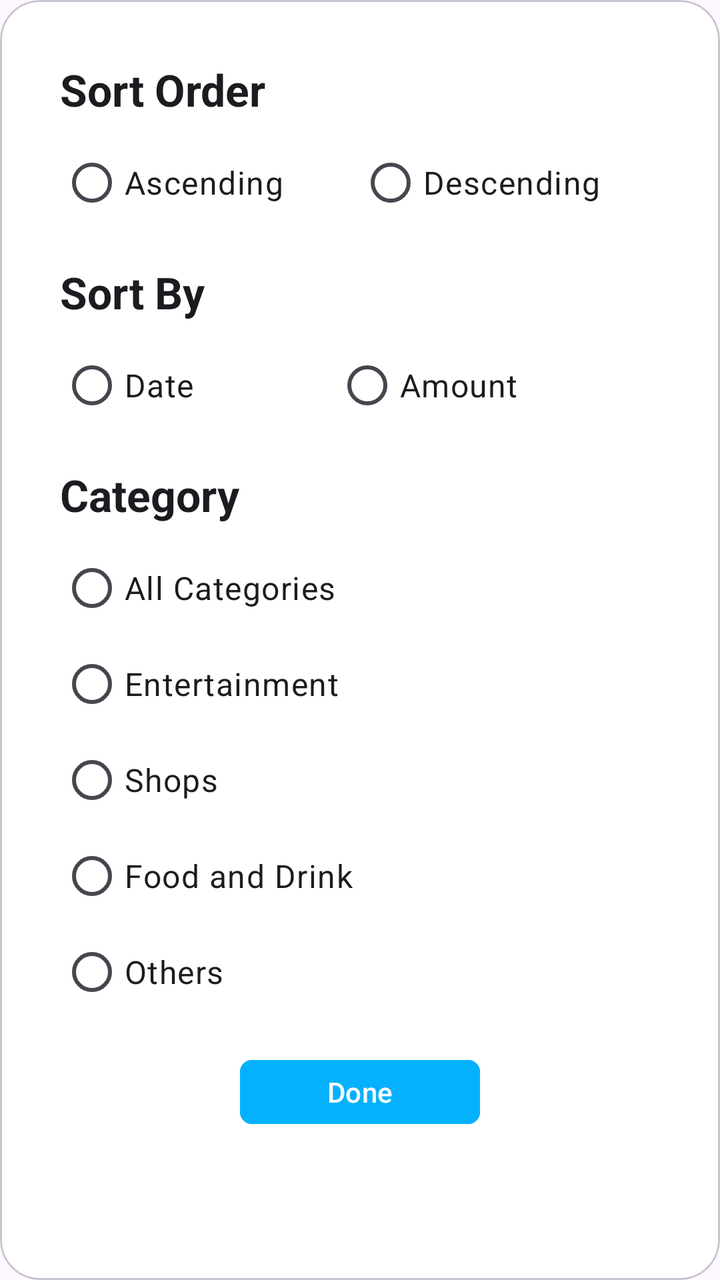
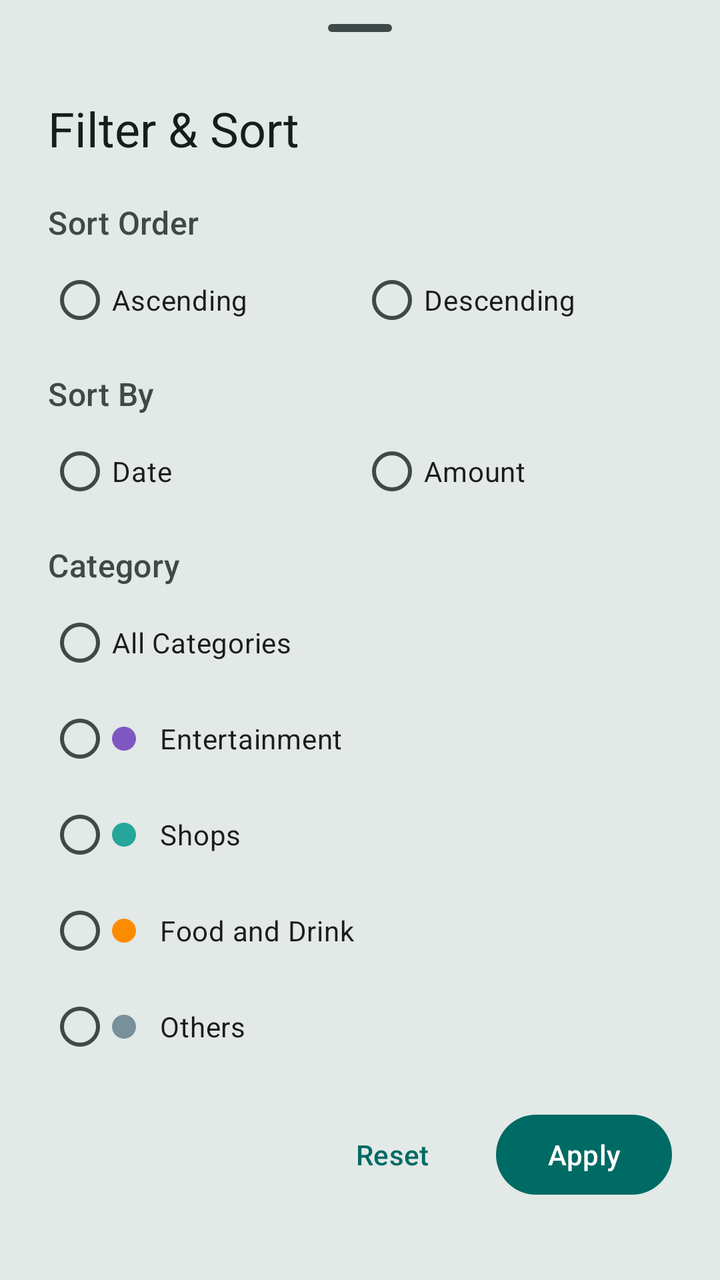

Before-and-after screenshots of an Android layout around one commit, followed by the original layout XML and the change that was made.
<!-- AndroidManifest.xml: application theme Theme.ExpensesRecorder -->
<!-- res/layout/sort_dialog.xml -->
<?xml version="1.0" encoding="utf-8"?>
<com.google.android.material.card.MaterialCardView xmlns:android="http://schemas.android.com/apk/res/android"
    xmlns:app="http://schemas.android.com/apk/res-auto"
    android:layout_width="match_parent"
    android:layout_height="wrap_content"
    android:layout_gravity="center"
    android:layout_marginHorizontal="@dimen/xxl"
    android:clickable="true"
    app:cardBackgroundColor="@color/white"
    app:cardCornerRadius="@dimen/xxl">

    <LinearLayout
        android:layout_width="match_parent"
        android:layout_height="match_parent"
        android:orientation="vertical"
        android:padding="@dimen/xxxxl">

        <TextView
            style="@style/TextAppearance.Material3.TitleLarge"
            android:layout_width="match_parent"
            android:layout_height="wrap_content"
            android:paddingBottom="@dimen/xs"
            android:text="@string/sort_order"
            android:textStyle="bold" />

        <RadioGroup
            android:id="@+id/rgOrder"
            android:layout_width="match_parent"
            android:layout_height="wrap_content"
            android:orientation="horizontal">

            <RadioButton
                android:id="@+id/rbAscending"
                style="@style/TextAppearance.Material3.BodyLarge"
                android:layout_width="wrap_content"
                android:layout_height="wrap_content"
                android:layout_weight="1"
                android:text="@string/ascending" />


            <RadioButton
                android:id="@+id/rbDescending"
                style="@style/TextAppearance.Material3.BodyLarge"
                android:layout_width="wrap_content"
                android:layout_height="wrap_content"
                android:layout_marginStart="@dimen/xs"
                android:layout_weight="1"
                android:text="@string/descending" />

        </RadioGroup>

        <TextView
            style="@style/TextAppearance.Material3.TitleLarge"
            android:layout_width="match_parent"
            android:layout_height="wrap_content"
            android:paddingTop="@dimen/xl"
            android:paddingBottom="@dimen/xs"
            android:text="@string/sort_by"
            android:textStyle="bold" />

        <RadioGroup
            android:id="@+id/rgSort"
            android:layout_width="match_parent"
            android:layout_height="wrap_content"
            android:orientation="horizontal">

            <RadioButton
                android:id="@+id/rbDate"
                style="@style/TextAppearance.Material3.BodyLarge"
                android:layout_width="wrap_content"
                android:layout_height="wrap_content"
                android:layout_weight="1"
                android:text="@string/date" />

            <RadioButton
                android:id="@+id/rbAmount"
                style="@style/TextAppearance.Material3.BodyLarge"
                android:layout_width="wrap_content"
                android:layout_height="wrap_content"
                android:layout_weight="1"
                android:text="@string/amount" />

        </RadioGroup>

        <TextView
            style="@style/TextAppearance.Material3.TitleLarge"
            android:layout_width="match_parent"
            android:layout_height="wrap_content"
            android:paddingTop="@dimen/xl"
            android:paddingBottom="@dimen/xs"
            android:text="@string/category"
            android:textStyle="bold" />

        <RadioButton
            android:id="@+id/rbAll"
            style="@style/TextAppearance.Material3.BodyLarge"
            android:layout_width="match_parent"
            android:layout_height="wrap_content"
            android:text="@string/all_categories" />

        <RadioGroup
            android:id="@+id/rgCategory"
            android:layout_width="match_parent"
            android:layout_height="wrap_content"
            android:orientation="vertical">

            <RadioButton
                android:id="@+id/rbEntertainment"
                style="@style/TextAppearance.Material3.BodyLarge"
                android:layout_width="match_parent"
                android:layout_height="wrap_content"
                android:layout_weight="1"
                android:text="@string/entertainment" />


            <RadioButton
                android:id="@+id/rbShops"
                style="@style/TextAppearance.Material3.BodyLarge"
                android:layout_width="match_parent"
                android:layout_height="wrap_content"
                android:layout_weight="1"
                android:text="@string/shops" />

            <RadioButton
                android:id="@+id/rbFnD"
                style="@style/TextAppearance.Material3.BodyLarge"
                android:layout_width="match_parent"
                android:layout_height="wrap_content"
                android:layout_weight="1"
                android:text="@string/fnd" />

            <RadioButton
                android:id="@+id/rbOthers"
                style="@style/TextAppearance.Material3.BodyLarge"
                android:layout_width="match_parent"
                android:layout_height="wrap_content"
                android:layout_weight="1"
                android:text="@string/others" />

        </RadioGroup>

        <LinearLayout
            android:layout_width="match_parent"
            android:layout_height="wrap_content"
            android:layout_marginTop="@dimen/xl"
            android:gravity="center">

            <com.google.android.material.button.MaterialButton
                android:id="@+id/mbDone"
                android:layout_width="@dimen/confirmation_dialog_btn_width"
                android:layout_height="@dimen/confirmation_dialog_btn_height"
                android:backgroundTint="@color/teal"
                android:text="@string/done"
                app:cornerRadius="@dimen/xxs" />

        </LinearLayout>
    </LinearLayout>
</com.google.android.material.card.MaterialCardView>
<!-- resources referenced by this layout -->
<resources>
  <color name="teal">#05B1FD</color>
  <color name="white">#FFFFFFFF</color>
  <dimen name="confirmation_dialog_btn_height">40dp</dimen>
  <dimen name="confirmation_dialog_btn_width">120dp</dimen>
  <dimen name="xl">16dp</dimen>
  <dimen name="xs">8dp</dimen>
  <dimen name="xxl">20dp</dimen>
  <dimen name="xxs">6dp</dimen>
  <dimen name="xxxxl">30dp</dimen>
  <string name="amount">Amount</string>
  <string name="ascending">Ascending</string>
  <string name="category">Category</string>
  <string name="date">Date</string>
  <string name="descending">Descending</string>
  <string name="done">Done</string>
  <string name="fnd">Food and Drink</string>
  <string name="others">Others</string>
  <string name="shops">Shops</string>
  <string name="sort_by">Sort By</string>
  <string name="sort_order">Sort Order</string>
  <style name="Base.Theme.ExpensesRecorder" parent="Theme.Material3.DayNight.NoActionBar">
          
          
      </style>
  <!-- unchanged entries left out for length: 3 -->
</resources>

<!-- the commit's change to res/layout/sort_dialog.xml (unified diff, before → after) -->
@@ -1,27 +1,38 @@
 <?xml version="1.0" encoding="utf-8"?>
-<com.google.android.material.card.MaterialCardView xmlns:android="http://schemas.android.com/apk/res/android"
+<androidx.core.widget.NestedScrollView xmlns:android="http://schemas.android.com/apk/res/android"
     xmlns:app="http://schemas.android.com/apk/res-auto"
     android:layout_width="match_parent"
     android:layout_height="wrap_content"
-    android:layout_gravity="center"
-    android:layout_marginHorizontal="@dimen/xxl"
-    android:clickable="true"
-    app:cardBackgroundColor="@color/white"
-    app:cardCornerRadius="@dimen/xxl">
+    android:background="?attr/colorSurfaceContainerHigh">
 
     <LinearLayout
         android:layout_width="match_parent"
-        android:layout_height="match_parent"
+        android:layout_height="wrap_content"
         android:orientation="vertical"
-        android:padding="@dimen/xxxxl">
+        android:paddingHorizontal="24dp"
+        android:paddingBottom="24dp">
+
+        <com.google.android.material.bottomsheet.BottomSheetDragHandleView
+            android:layout_width="wrap_content"
+            android:layout_height="wrap_content"
+            android:layout_gravity="center_horizontal" />
 
         <TextView
-            style="@style/TextAppearance.Material3.TitleLarge"
+            style="@style/TextAppearance.Material3.HeadlineSmall"
             android:layout_width="match_parent"
             android:layout_height="wrap_content"
-            android:paddingBottom="@dimen/xs"
+            android:paddingBottom="8dp"
+            android:text="@string/filter_and_sort"
+            android:textColor="?attr/colorOnSurface" />
+
+        <TextView
+            style="@style/TextAppearance.Material3.TitleMedium"
+            android:layout_width="match_parent"
+            android:layout_height="wrap_content"
+            android:paddingTop="12dp"
+            android:paddingBottom="4dp"
             android:text="@string/sort_order"
-            android:textStyle="bold" />
+            android:textColor="?attr/colorOnSurfaceVariant" />
 
         <RadioGroup
             android:id="@+id/rgOrder"
@@ -31,32 +42,27 @@
 
             <RadioButton
                 android:id="@+id/rbAscending"
-                style="@style/TextAppearance.Material3.BodyLarge"
-                android:layout_width="wrap_content"
+                android:layout_width="0dp"
                 android:layout_height="wrap_content"
                 android:layout_weight="1"
                 android:text="@string/ascending" />
 
-
             <RadioButton
                 android:id="@+id/rbDescending"
-                style="@style/TextAppearance.Material3.BodyLarge"
-                android:layout_width="wrap_content"
+                android:layout_width="0dp"
                 android:layout_height="wrap_content"
-                android:layout_marginStart="@dimen/xs"
                 android:layout_weight="1"
                 android:text="@string/descending" />
-
         </RadioGroup>
 
         <TextView
-            style="@style/TextAppearance.Material3.TitleLarge"
+            style="@style/TextAppearance.Material3.TitleMedium"
             android:layout_width="match_parent"
             android:layout_height="wrap_content"
-            android:paddingTop="@dimen/xl"
-            android:paddingBottom="@dimen/xs"
+            android:paddingTop="12dp"
+            android:paddingBottom="4dp"
             android:text="@string/sort_by"
-            android:textStyle="bold" />
+            android:textColor="?attr/colorOnSurfaceVariant" />
 
         <RadioGroup
             android:id="@+id/rgSort"
@@ -66,37 +72,27 @@
 
             <RadioButton
                 android:id="@+id/rbDate"
-                style="@style/TextAppearance.Material3.BodyLarge"
-                android:layout_width="wrap_content"
+                android:layout_width="0dp"
                 android:layout_height="wrap_content"
                 android:layout_weight="1"
                 android:text="@string/date" />
 
             <RadioButton
                 android:id="@+id/rbAmount"
-                style="@style/TextAppearance.Material3.BodyLarge"
-                android:layout_width="wrap_content"
+                android:layout_width="0dp"
                 android:layout_height="wrap_content"
                 android:layout_weight="1"
                 android:text="@string/amount" />
-
         </RadioGroup>
 
         <TextView
-            style="@style/TextAppearance.Material3.TitleLarge"
+            style="@style/TextAppearance.Material3.TitleMedium"
             android:layout_width="match_parent"
             android:layout_height="wrap_content"
-            android:paddingTop="@dimen/xl"
-            android:paddingBottom="@dimen/xs"
+            android:paddingTop="12dp"
+            android:paddingBottom="4dp"
             android:text="@string/category"
-            android:textStyle="bold" />
-
-        <RadioButton
-            android:id="@+id/rbAll"
-            style="@style/TextAppearance.Material3.BodyLarge"
-            android:layout_width="match_parent"
-            android:layout_height="wrap_content"
-            android:text="@string/all_categories" />
+            android:textColor="?attr/colorOnSurfaceVariant" />
 
         <RadioGroup
             android:id="@+id/rgCategory"
@@ -105,54 +101,68 @@
             android:orientation="vertical">
 
             <RadioButton
-                android:id="@+id/rbEntertainment"
-                style="@style/TextAppearance.Material3.BodyLarge"
+                android:id="@+id/rbAll"
                 android:layout_width="match_parent"
                 android:layout_height="wrap_content"
-                android:layout_weight="1"
+                android:text="@string/all_categories" />
+
+            <RadioButton
+                android:id="@+id/rbEntertainment"
+                android:layout_width="match_parent"
+                android:layout_height="wrap_content"
+                android:drawablePadding="12dp"
+                app:drawableStartCompat="@drawable/bg_circle"
+                app:drawableTint="@color/cat_entertainment"
                 android:text="@string/entertainment" />
-
 
             <RadioButton
                 android:id="@+id/rbShops"
-                style="@style/TextAppearance.Material3.BodyLarge"
                 android:layout_width="match_parent"
                 android:layout_height="wrap_content"
-                android:layout_weight="1"
+                android:drawablePadding="12dp"
+                app:drawableStartCompat="@drawable/bg_circle"
+                app:drawableTint="@color/cat_shops"
                 android:text="@string/shops" />
 
             <RadioButton
                 android:id="@+id/rbFnD"
-                style="@style/TextAppearance.Material3.BodyLarge"
                 android:layout_width="match_parent"
                 android:layout_height="wrap_content"
-                android:layout_weight="1"
+                android:drawablePadding="12dp"
+                app:drawableStartCompat="@drawable/bg_circle"
+                app:drawableTint="@color/cat_food"
                 android:text="@string/fnd" />
 
             <RadioButton
                 android:id="@+id/rbOthers"
-                style="@style/TextAppearance.Material3.BodyLarge"
                 android:layout_width="match_parent"
                 android:layout_height="wrap_content"
-                android:layout_weight="1"
+                android:drawablePadding="12dp"
+                app:drawableStartCompat="@drawable/bg_circle"
+                app:drawableTint="@color/cat_others"
                 android:text="@string/others" />
-
         </RadioGroup>
 
         <LinearLayout
             android:layout_width="match_parent"
             android:layout_height="wrap_content"
-            android:layout_marginTop="@dimen/xl"
-            android:gravity="center">
+            android:layout_marginTop="16dp"
+            android:gravity="end"
+            android:orientation="horizontal">
+
+            <com.google.android.material.button.MaterialButton
+                android:id="@+id/mbReset"
+                style="@style/Widget.Material3.Button.TextButton"
+                android:layout_width="wrap_content"
+                android:layout_height="wrap_content"
+                android:text="@string/reset" />
 
             <com.google.android.material.button.MaterialButton
                 android:id="@+id/mbDone"
-                android:layout_width="@dimen/confirmation_dialog_btn_width"
-                android:layout_height="@dimen/confirmation_dialog_btn_height"
-                android:backgroundTint="@color/teal"
-                android:text="@string/done"
-                app:cornerRadius="@dimen/xxs" />
-
+                android:layout_width="wrap_content"
+                android:layout_height="wrap_content"
+                android:layout_marginStart="8dp"
+                android:text="@string/apply" />
         </LinearLayout>
     </LinearLayout>
-</com.google.android.material.card.MaterialCardView>
+</androidx.core.widget.NestedScrollView>
<!-- resource entries referenced after the edit -->
@@ -1,29 +1,82 @@
 <!-- resources referenced by this layout -->
 <resources>
-  <color name="teal">#05B1FD</color>
-  <color name="white">#FFFFFFFF</color>
-  <dimen name="confirmation_dialog_btn_height">40dp</dimen>
-  <dimen name="confirmation_dialog_btn_width">120dp</dimen>
-  <dimen name="xl">16dp</dimen>
-  <dimen name="xs">8dp</dimen>
-  <dimen name="xxl">20dp</dimen>
-  <dimen name="xxs">6dp</dimen>
-  <dimen name="xxxxl">30dp</dimen>
+  <color name="cat_entertainment">#7E57C2</color>
+  <color name="cat_food">#FB8C00</color>
+  <color name="cat_others">#78909C</color>
+  <color name="cat_shops">#26A69A</color>
+  <!-- drawable bg_circle (drawable) -->
+  <?xml version="1.0" encoding="utf-8"?>
+  <shape xmlns:android="http://schemas.android.com/apk/res/android"
+      android:shape="oval">
+      <solid android:color="@android:color/white" />
+      
+      <size
+          android:width="12dp"
+          android:height="12dp" />
+  </shape>
   <string name="amount">Amount</string>
+  <string name="apply">Apply</string>
   <string name="ascending">Ascending</string>
   <string name="category">Category</string>
   <string name="date">Date</string>
   <string name="descending">Descending</string>
-  <string name="done">Done</string>
+  <string name="filter_and_sort">Filter &amp; Sort</string>
   <string name="fnd">Food and Drink</string>
   <string name="others">Others</string>
+  <string name="reset">Reset</string>
   <string name="shops">Shops</string>
   <string name="sort_by">Sort By</string>
   <string name="sort_order">Sort Order</string>
   <style name="Base.Theme.ExpensesRecorder" parent="Theme.Material3.DayNight.NoActionBar">
-          
-          
+          <item name="colorPrimary">@color/md_primary</item>
+          <item name="colorOnPrimary">@color/md_on_primary</item>
+          <item name="colorPrimaryContainer">@color/md_primary_container</item>
+          <item name="colorOnPrimaryContainer">@color/md_on_primary_container</item>
+          <item name="colorSecondary">@color/md_secondary</item>
+          <item name="colorOnSecondary">@color/md_on_secondary</item>
+          <item name="colorSecondaryContainer">@color/md_secondary_container</item>
+          <item name="colorOnSecondaryContainer">@color/md_on_secondary_container</item>
+          <item name="colorTertiary">@color/md_tertiary</item>
+          <item name="colorOnTertiary">@color/md_on_tertiary</item>
+          <item name="colorError">@color/md_error</item>
+          <item name="colorOnError">@color/md_on_error</item>
+          <item name="android:colorBackground">@color/md_background</item>
+          <item name="colorOnBackground">@color/md_on_background</item>
+          <item name="colorSurface">@color/md_surface</item>
+          <item name="colorOnSurface">@color/md_on_surface</item>
+          <item name="colorSurfaceVariant">@color/md_surface_variant</item>
+          <item name="colorOnSurfaceVariant">@color/md_on_surface_variant</item>
+          <item name="colorSurfaceContainer">@color/md_surface_container</item>
+          <item name="colorSurfaceContainerHigh">@color/md_surface_container_high</item>
+          <item name="colorOutline">@color/md_outline</item>
+          <item name="colorOutlineVariant">@color/md_outline_variant</item>
+  
+          <item name="android:statusBarColor">@color/md_background</item>
+          <item name="android:navigationBarColor">@color/md_background</item>
+          <item name="android:windowLightStatusBar">true</item>
       </style>
+  <color name="md_primary">#006A64</color>
+  <color name="md_on_primary">#FFFFFF</color>
+  <color name="md_primary_container">#9EF2E9</color>
+  <color name="md_on_primary_container">#00201E</color>
+  <color name="md_secondary">#4A6360</color>
+  <color name="md_on_secondary">#FFFFFF</color>
+  <color name="md_secondary_container">#CCE8E4</color>
+  <color name="md_on_secondary_container">#051F1D</color>
+  <color name="md_tertiary">#456179</color>
+  <color name="md_on_tertiary">#FFFFFF</color>
+  <color name="md_error">#BA1A1A</color>
+  <color name="md_on_error">#FFFFFF</color>
+  <color name="md_background">#F4FBF8</color>
+  <color name="md_on_background">#161D1C</color>
+  <color name="md_surface">#F4FBF8</color>
+  <color name="md_on_surface">#161D1C</color>
+  <color name="md_surface_variant">#DAE5E1</color>
+  <color name="md_on_surface_variant">#3F4947</color>
+  <color name="md_surface_container">#E8EFEB</color>
+  <color name="md_surface_container_high">#E2E9E6</color>
+  <color name="md_outline">#6F7977</color>
+  <color name="md_outline_variant">#BEC9C5</color>
   <!-- unchanged entries left out for length: 3 -->
 </resources>
 
